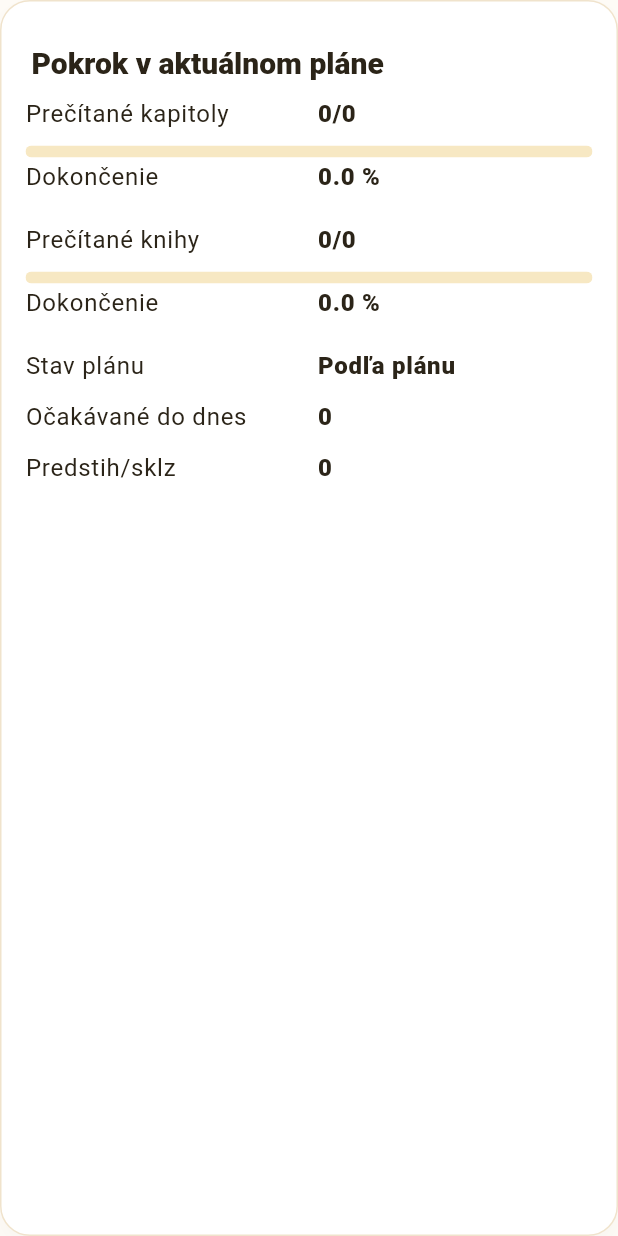
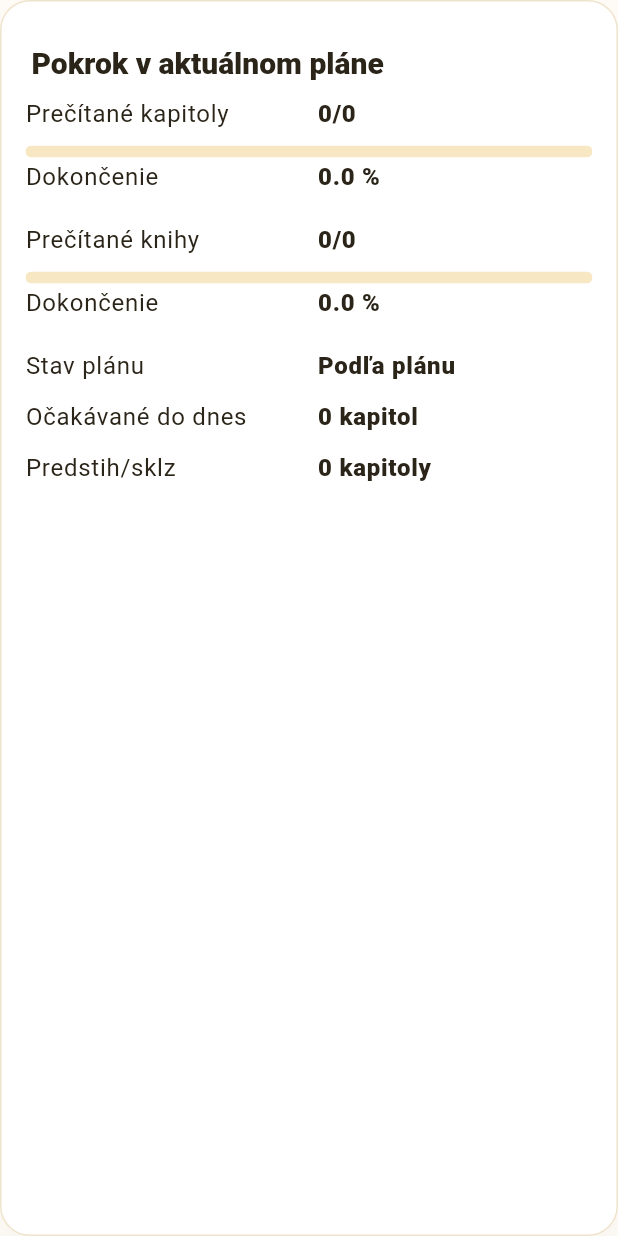
Before and after one commit to malymaros/bible_tracker, a Flutter app: the _ProgressSummary widget shown alone on an empty page, opened directly with empty values, on a phone screen of 412 x 824 dp. Run offline on Flutter 3.47's test engine with Material 3 defaults, Android fonts, the phone set to English and light mode, and no system bars; our stand-ins replace drift, drift_flutter, flutter_riverpod, go_router; accounts and stored records are empty; generated files the repository leaves out were written again.

Commit message:
feat: add Slovak chapter declension to statistics ahead/behind values
Co-Authored-By: Claude Sonnet 4.6 <noreply@anthropic.com>

```diff
--- a/lib/features/statistics/screens/statistika_screen.dart
+++ b/lib/features/statistics/screens/statistika_screen.dart
@@ -5,11 +5,20 @@ import 'package:bible_tracker/core/models/plan_statistics.dart';
 import 'package:bible_tracker/core/models/reading_plan.dart';
 import 'package:bible_tracker/core/services/plan_progress_calculator.dart';
 import 'package:bible_tracker/core/services/plan_statistics_calculator.dart';
+import 'package:bible_tracker/core/utils/chapter_count_format.dart';
 import 'package:bible_tracker/l10n/app_localizations.dart';
 import 'package:bible_tracker/shared/providers/plan_providers.dart';
 import 'package:bible_tracker/shared/widgets/app_ui.dart';
 import 'package:flutter/material.dart';
 import 'package:flutter_riverpod/flutter_riverpod.dart';
+
+String _formatDelta(int delta) {
+  final abs = delta.abs();
+  final sign = delta > 0 ? '+' : '';
+  if (abs == 1) return '$sign$delta kapitola';
+  if (abs <= 4) return '$sign$delta kapitoly';
+  return '$sign$delta kapitol';
+}
 
 class StatistikaScreen extends ConsumerWidget {
   const StatistikaScreen({super.key});
@@ -139,12 +148,12 @@ class _ProgressSummary extends StatelessWidget {
           ),
           _MetricLine(
             label: l10n.planExpectedByToday,
-            value: '${progress.expectedChaptersByToday}',
+            value: formatChapterCount(progress.expectedChaptersByToday),
             valueKey: 'stats-expected-by-today',
           ),
           _MetricLine(
             label: l10n.planAheadBehind,
-            value: '${progress.aheadBehindChapterCount}',
+            value: _formatDelta(progress.aheadBehindChapterCount),
             valueKey: 'stats-ahead-behind',
           ),
         ],
```
